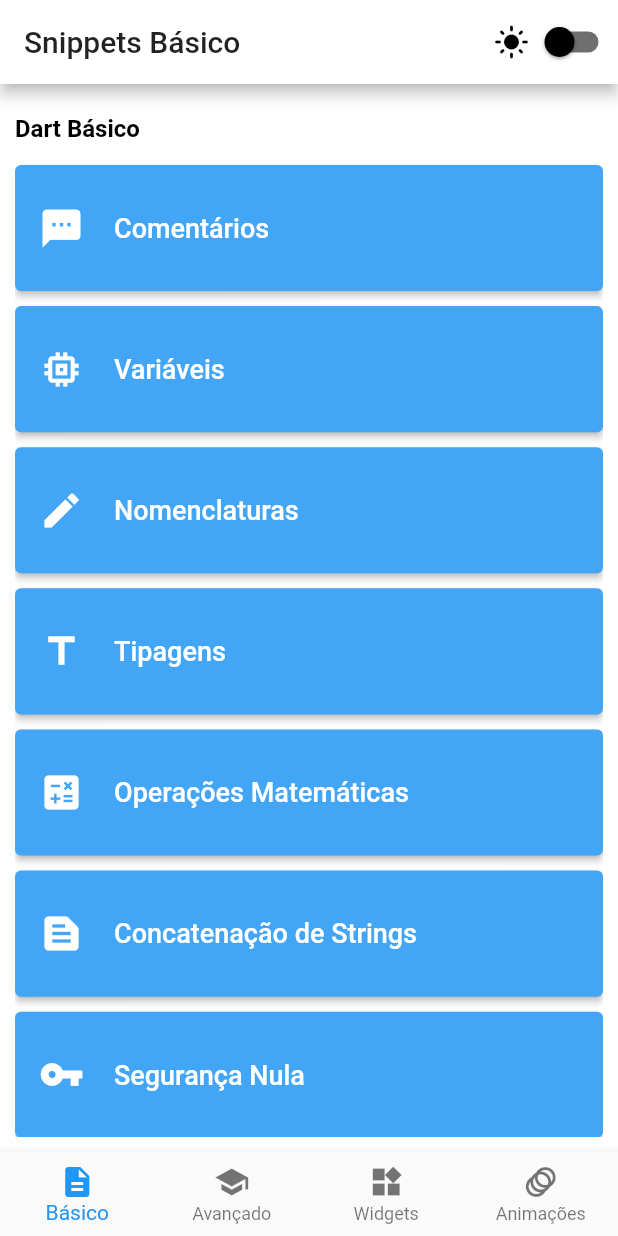
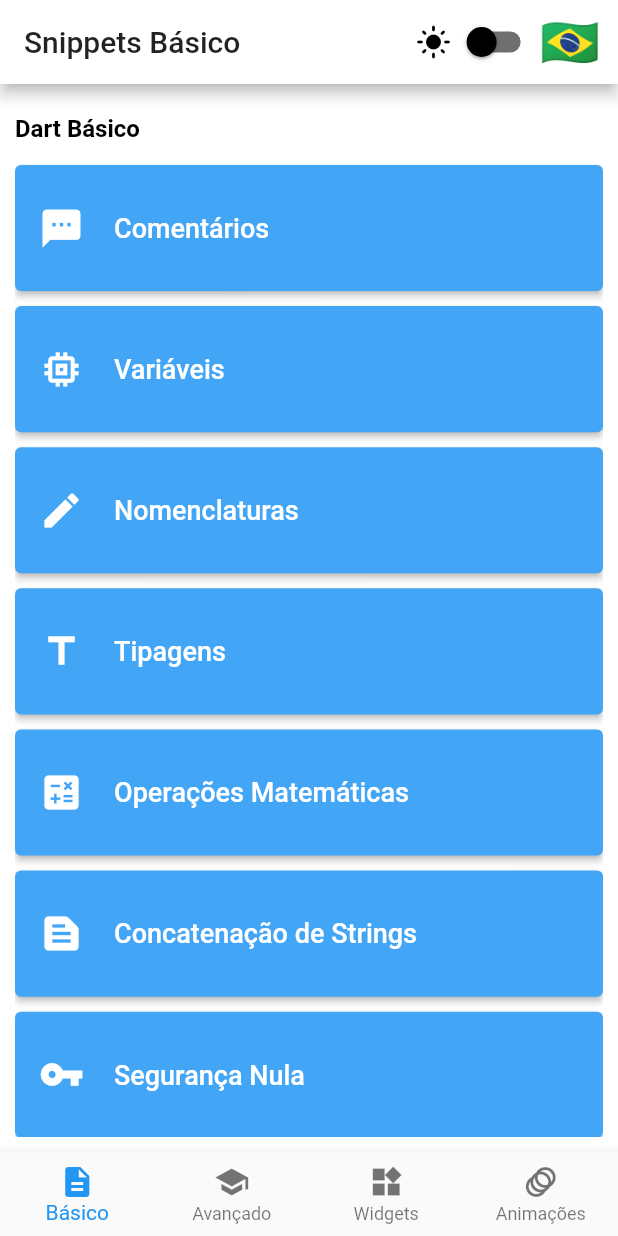
Before and after one commit to charleslana/flutter_snippets, a Flutter app: the screen it shows after launch, on a phone screen of 412 x 824 dp. Run offline on Flutter 3.47's test engine with Material 2 defaults, Android fonts, the phone set to English and light mode, and no system bars; our stand-ins replace shared_preferences; generated files the repository leaves out were written again.

Commit message:
feat(l10n language): add

```diff
--- /dev/null
+++ b/l10n.yaml
@@ -0,0 +1,3 @@
+arb-dir: lib/src/l10n
+template-arb-dir: app_en.arb
+output-localization-file: app_localizations.dart
--- a/lib/main.dart
+++ b/lib/main.dart
@@ -1,4 +1,7 @@
 import 'package:flutter/material.dart';
+import 'package:flutter_localizations/flutter_localizations.dart';
+import 'package:flutter_snippets/src/l10n/l10n.dart';
+import 'package:flutter_snippets/src/provider/locale_provider.dart';
 import 'package:flutter_snippets/src/provider/theme_provider.dart';
 import 'package:flutter_snippets/src/routes/app_routes.dart';
 import 'package:flutter_snippets/src/pages/snippet_advanced.dart';
@@ -9,6 +12,7 @@ import 'package:flutter_snippets/src/pages/snippet_show.dart';
 import 'package:flutter_snippets/src/pages/snippet_widgets.dart';
 import 'package:provider/provider.dart';
 import 'package:shared_preferences/shared_preferences.dart';
+import 'package:flutter_gen/gen_l10n/app_localizations.dart';
 
 Future<void> main() async {
   WidgetsFlutterBinding.ensureInitialized();
@@ -24,10 +28,29 @@ class MyApp extends StatelessWidget {
   }) : super(key: key);
 
   @override
-  Widget build(BuildContext context) => ChangeNotifierProvider(
-        create: (context) => ThemeProvider(isOn: prefs!.getBool('isDarkMode')),
-        builder: (context, _) {
+  Widget build(BuildContext context) {
+    return MultiProvider(
+      providers: [
+        ChangeNotifierProvider(
+          create: (context) =>
+              ThemeProvider(isOn: prefs!.getBool('isDarkMode')),
+        ),
+        ChangeNotifierProvider(
+          create: (context) => LocaleProvider(),
+        ),
+      ],
+      child: MyAppMaterial(),
+    );
+  }
+}
+
+class MyAppMaterial extends StatelessWidget {
+  const MyAppMaterial({Key? key}) : super(key: key);
+
+  @override
+  Widget build(BuildContext context) {
     final themeProvider = Provider.of<ThemeProvider>(context);
+    final localeProvider = Provider.of<LocaleProvider>(context);
 
     return MaterialApp(
       debugShowCheckedModeBanner: false,
@@ -35,6 +58,14 @@ class MyApp extends StatelessWidget {
       themeMode: themeProvider.themeMode,
       theme: MyThemes.lighTheme,
       darkTheme: MyThemes.darkTheme,
+      locale: localeProvider.locale,
+      supportedLocales: L10n.all,
+      localizationsDelegates: [
+        AppLocalizations.delegate,
+        GlobalMaterialLocalizations.delegate,
+        GlobalCupertinoLocalizations.delegate,
+        GlobalWidgetsLocalizations.delegate,
+      ],
       initialRoute: AppRoutes.SNIPPET_BASIC,
       routes: {
         AppRoutes.SNIPPET_BASIC: (_) => SnippetBasic(),
@@ -45,6 +76,5 @@ class MyApp extends StatelessWidget {
         AppRoutes.SNIPPET_FILTER: (_) => SnippetFilter(),
       },
     );
-        },
-      );
   }
+}
--- a/lib/src/components/app_bar_with_tab.dart
+++ b/lib/src/components/app_bar_with_tab.dart
@@ -1,6 +1,6 @@
 import 'package:flutter/material.dart';
 import 'package:flutter_snippets/src/constants/app_constants.dart';
-import 'package:flutter_snippets/src/widget/change_theme_button_widget.dart';
+import 'package:flutter_snippets/src/widgets/list_icons_app_bar_widget.dart';
 
 class AppBarWithTab extends StatelessWidget implements PreferredSizeWidget {
   final String text;
@@ -19,9 +19,7 @@ class AppBarWithTab extends StatelessWidget implements PreferredSizeWidget {
   Widget build(BuildContext context) {
     return AppBar(
       title: Text(text),
-      actions: [
-        ChangeThemeButtonWidget(),
-      ],
+      actions: ListIconsAppBarWidget().listWidgets,
       bottom: TabBar(
         controller: tabController,
         tabs: [
--- /dev/null
+++ b/lib/src/l10n/app_es.arb
@@ -0,0 +1,6 @@
+{
+    "language": "Español",
+    "helloWorld": "Hola Mundo!",
+    "hello": "Hola {username}",
+    "appBarTitleBasic": "Snippets Básico"
+}
--- /dev/null
+++ b/lib/src/l10n/app_pt.arb
@@ -0,0 +1,6 @@
+{
+    "language": "Português",
+    "helloWorld": "Olá Mundo!",
+    "hello": "Olá {username}",
+    "appBarTitleBasic": "Snippets Básico"
+}
--- /dev/null
+++ b/lib/src/l10n/l10n.dart
@@ -0,0 +1,21 @@
+import 'package:flutter/material.dart';
+
+class L10n {
+  static final all = [
+    const Locale('pt', 'BR'),
+    const Locale('en'),
+    const Locale('es'),
+  ];
+
+  static String getFlag(String code) {
+    switch (code) {
+      case 'en':
+        return '🇺🇸';
+      case 'es':
+        return '🇪🇸';
+      case 'pt':
+      default:
+        return '🇧🇷';
+    }
+  }
+}
--- a/lib/src/pages/snippet_advanced.dart
+++ b/lib/src/pages/snippet_advanced.dart
@@ -6,7 +6,7 @@ import 'package:flutter_snippets/src/models/snippet_filter_list_model.dart';
 import 'package:flutter_snippets/src/models/snippet_filter_model.dart';
 import 'package:flutter_snippets/src/models/snippet_show_model.dart';
 import 'package:flutter_snippets/src/routes/app_routes.dart';
-import 'package:flutter_snippets/src/widget/change_theme_button_widget.dart';
+import 'package:flutter_snippets/src/widgets/list_icons_app_bar_widget.dart';
 
 class SnippetAdvanced extends StatelessWidget {
   const SnippetAdvanced({Key? key}) : super(key: key);
@@ -17,9 +17,7 @@ class SnippetAdvanced extends StatelessWidget {
       child: Scaffold(
         appBar: AppBar(
           title: Text(AppConstants.TEXT_TITLE_ADVANCED),
-          actions: [
-            ChangeThemeButtonWidget(),
-          ],
+          actions: ListIconsAppBarWidget().listWidgets,
         ),
         body: Padding(
           padding: EdgeInsets.all(10.0),
--- a/lib/src/pages/snippet_animations.dart
+++ b/lib/src/pages/snippet_animations.dart
@@ -1,7 +1,7 @@
 import 'package:flutter/material.dart';
 import 'package:flutter_snippets/src/components/app_bottom_navigation_bar.dart';
 import 'package:flutter_snippets/src/constants/app_constants.dart';
-import 'package:flutter_snippets/src/widget/change_theme_button_widget.dart';
+import 'package:flutter_snippets/src/widgets/list_icons_app_bar_widget.dart';
 
 class SnippetAnimations extends StatelessWidget {
   const SnippetAnimations({Key? key}) : super(key: key);
@@ -12,9 +12,7 @@ class SnippetAnimations extends StatelessWidget {
       child: Scaffold(
         appBar: AppBar(
           title: Text(AppConstants.TEXT_TITLE_ANIMATIONS),
-          actions: [
-            ChangeThemeButtonWidget(),
-          ],
+          actions: ListIconsAppBarWidget().listWidgets,
         ),
         body: Center(
           child: Text('Animações'),
--- a/lib/src/pages/snippet_basic.dart
+++ b/lib/src/pages/snippet_basic.dart
@@ -4,7 +4,8 @@ import 'package:flutter_snippets/src/components/app_menu.dart';
 import 'package:flutter_snippets/src/constants/app_constants.dart';
 import 'package:flutter_snippets/src/models/snippet_show_model.dart';
 import 'package:flutter_snippets/src/routes/app_routes.dart';
-import 'package:flutter_snippets/src/widget/change_theme_button_widget.dart';
+import 'package:flutter_gen/gen_l10n/app_localizations.dart';
+import 'package:flutter_snippets/src/widgets/list_icons_app_bar_widget.dart';
 
 class SnippetBasic extends StatelessWidget {
   const SnippetBasic({Key? key}) : super(key: key);
@@ -14,10 +15,10 @@ class SnippetBasic extends StatelessWidget {
     return SafeArea(
       child: Scaffold(
         appBar: AppBar(
-          title: Text(AppConstants.TEXT_TITLE_BASIC),
-          actions: [
-            ChangeThemeButtonWidget(),
-          ],
+          title: Text(
+            AppLocalizations.of(context)!.appBarTitleBasic,
+          ),
+          actions: ListIconsAppBarWidget().listWidgets,
         ),
         body: Padding(
           padding: EdgeInsets.all(10.0),
--- a/lib/src/pages/snippet_filter.dart
+++ b/lib/src/pages/snippet_filter.dart
@@ -1,7 +1,7 @@
 import 'package:flutter/material.dart';
 import 'package:flutter_snippets/src/components/app_bottom_navigation_bar.dart';
 import 'package:flutter_snippets/src/models/snippet_filter_model.dart';
-import 'package:flutter_snippets/src/widget/change_theme_button_widget.dart';
+import 'package:flutter_snippets/src/widgets/list_icons_app_bar_widget.dart';
 
 class SnippetFilter extends StatelessWidget {
   const SnippetFilter({Key? key}) : super(key: key);
@@ -15,9 +15,7 @@ class SnippetFilter extends StatelessWidget {
       child: Scaffold(
         appBar: AppBar(
           title: Text(filter.title),
-          actions: [
-            ChangeThemeButtonWidget(),
-          ],
+          actions: ListIconsAppBarWidget().listWidgets,
         ),
         body: Wrap(
           children: List.generate(filter.snippets.length, (index) {
--- a/lib/src/pages/snippet_widgets.dart
+++ b/lib/src/pages/snippet_widgets.dart
@@ -9,7 +9,7 @@ import 'package:flutter_snippets/src/routes/app_routes.dart';
 import 'package:flutter_snippets/src/snippets/snippet_safe_area.dart';
 import 'package:flutter_snippets/src/snippets/snippet_stateful.dart';
 import 'package:flutter_snippets/src/snippets/snippet_stateless.dart';
-import 'package:flutter_snippets/src/widget/change_theme_button_widget.dart';
+import 'package:flutter_snippets/src/widgets/list_icons_app_bar_widget.dart';
 
 class SnippetWidgets extends StatelessWidget {
   const SnippetWidgets({Key? key}) : super(key: key);
@@ -20,9 +20,7 @@ class SnippetWidgets extends StatelessWidget {
       child: Scaffold(
         appBar: AppBar(
           title: Text(AppConstants.TEXT_TITLE_WIDGETS),
-          actions: [
-            ChangeThemeButtonWidget(),
-          ],
+          actions: ListIconsAppBarWidget().listWidgets,
         ),
         body: Padding(
           padding: EdgeInsets.all(10.0),
--- /dev/null
+++ b/lib/src/provider/locale_provider.dart
@@ -0,0 +1,22 @@
+import 'package:flutter/material.dart';
+import 'package:flutter_snippets/src/l10n/l10n.dart';
+
+class LocaleProvider extends ChangeNotifier {
+  Locale _locale = Locale('pt', 'BR');
+
+  Locale get locale => _locale;
+
+  void setLocale(Locale locale) {
+    if (!L10n.all.contains(locale)) {
+      return;
+    }
+
+    _locale = locale;
+    notifyListeners();
+  }
+
+  void clearLocale() {
+    _locale = Locale('en');
+    notifyListeners();
+  }
+}
--- a/lib/src/snippets/snippet_stateful.dart
+++ b/lib/src/snippets/snippet_stateful.dart
@@ -21,6 +21,7 @@ class _SnippetStatefulState extends State<SnippetStateful> {
     return Scaffold(
       appBar: AppBar(
         title: Text('Stateful'),
+        automaticallyImplyLeading: false,
       ),
       body: Center(
         child: Column(
--- a/lib/src/snippets/snippet_stateless.dart
+++ b/lib/src/snippets/snippet_stateless.dart
@@ -8,6 +8,7 @@ class SnippetStateless extends StatelessWidget {
     return Scaffold(
       appBar: AppBar(
         title: Text('Stateless'),
+        automaticallyImplyLeading: false,
       ),
       body: Center(
         child: Text(
--- a/lib/src/utils/app_utils.dart
+++ b/lib/src/utils/app_utils.dart
@@ -2,7 +2,7 @@ import 'package:flutter/material.dart';
 import 'package:flutter/services.dart';
 
 class AppUtils {
-  copyCode(String data, BuildContext context) {
+  void copyCode(String data, BuildContext context) {
     final copy = ClipboardData(text: data);
     Clipboard.setData(copy).then(
       (_) => {
--- /dev/null
+++ b/lib/src/widgets/language_picker_widget.dart
@@ -0,0 +1,41 @@
+import 'package:flutter/material.dart';
+import 'package:flutter_snippets/src/l10n/l10n.dart';
+import 'package:flutter_snippets/src/provider/locale_provider.dart';
+import 'package:provider/provider.dart';
+
+class LanguagePickerWidget extends StatelessWidget {
+  @override
+  Widget build(BuildContext context) {
+    final provider = Provider.of<LocaleProvider>(context);
+    final locale = provider.locale;
+
+    return DropdownButtonHideUnderline(
+      child: DropdownButton(
+        value: locale,
+        icon: Container(width: 12),
+        items: L10n.all.map(
+          (locale) {
+            final flag = L10n.getFlag(locale.languageCode);
+
+            return DropdownMenuItem(
+              child: Center(
+                child: Text(
+                  flag,
+                  style: TextStyle(fontSize: 32),
+                ),
+              ),
+              value: locale,
+              onTap: () {
+                final provider =
+                    Provider.of<LocaleProvider>(context, listen: false);
+
+                provider.setLocale(locale);
+              },
+            );
+          },
+        ).toList(),
+        onChanged: (_) {},
+      ),
+    );
+  }
+}
--- /dev/null
+++ b/lib/src/widgets/list_icons_app_bar_widget.dart
@@ -0,0 +1,12 @@
+import 'package:flutter/material.dart';
+import 'package:flutter_snippets/src/widgets/change_theme_button_widget.dart';
+import 'package:flutter_snippets/src/widgets/language_picker_widget.dart';
+
+class ListIconsAppBarWidget {
+  List<Widget> _listWidgets = [
+    ChangeThemeButtonWidget(),
+    LanguagePickerWidget(),
+  ];
+
+  List<Widget> get listWidgets => _listWidgets;
+}
--- a/pubspec.yaml
+++ b/pubspec.yaml
@@ -23,6 +23,9 @@ environment:
 dependencies:
   flutter:
     sdk: flutter
+  flutter_localizations:
+    sdk: flutter
+  intl: ^0.17.0
 
 
   # The following adds the Cupertino Icons font to your application.
@@ -40,7 +43,7 @@ dev_dependencies:
 
 # The following section is specific to Flutter.
 flutter:
-
+  generate: true
   # The following line ensures that the Material Icons font is
   # included with your application, so that you can use the icons in
   # the material Icons class.
```
Also changed, not shown: lib/src/l10n/app_en.arb (added, +20 -0 lines), lib/src/widgets/change_theme_button_widget.dart (renamed from lib/src/widget/change_theme_button_widget.dart), pubspec.lock. Lines whose indentation alone changed are shown as unchanged.
